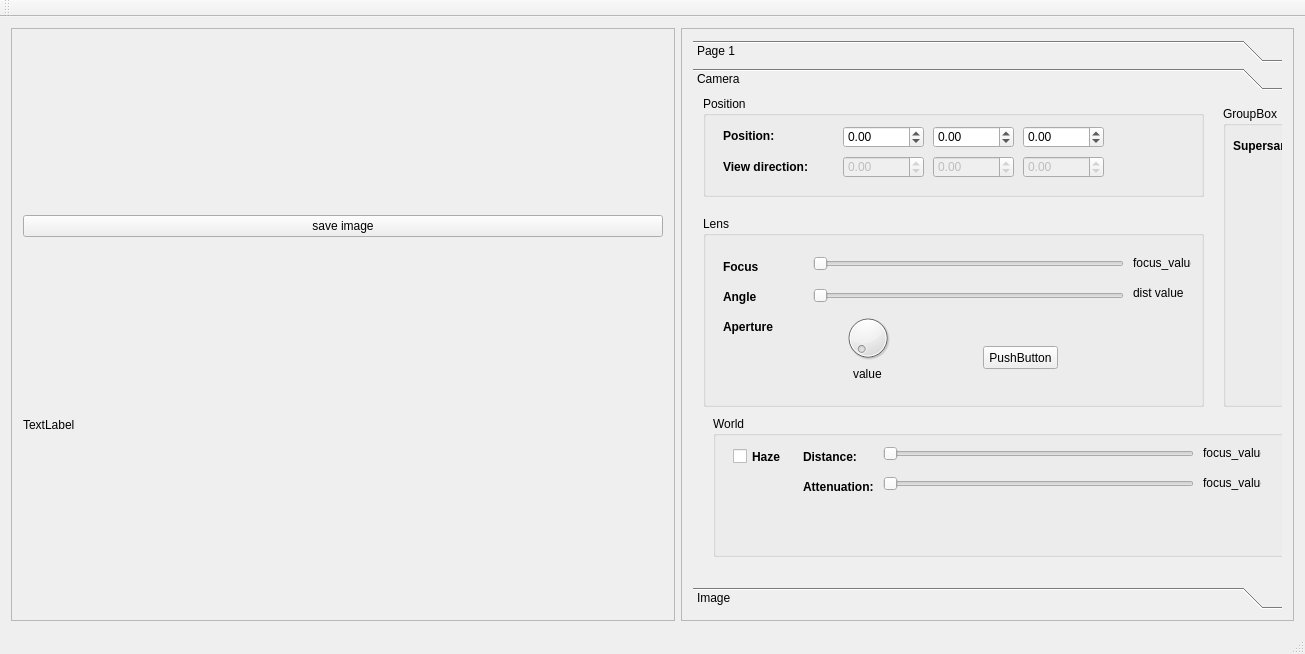
The window that GUI/mainwindow.ui (awegsche/QtRaytracer) describes before a commit, drawn with Qt 5.
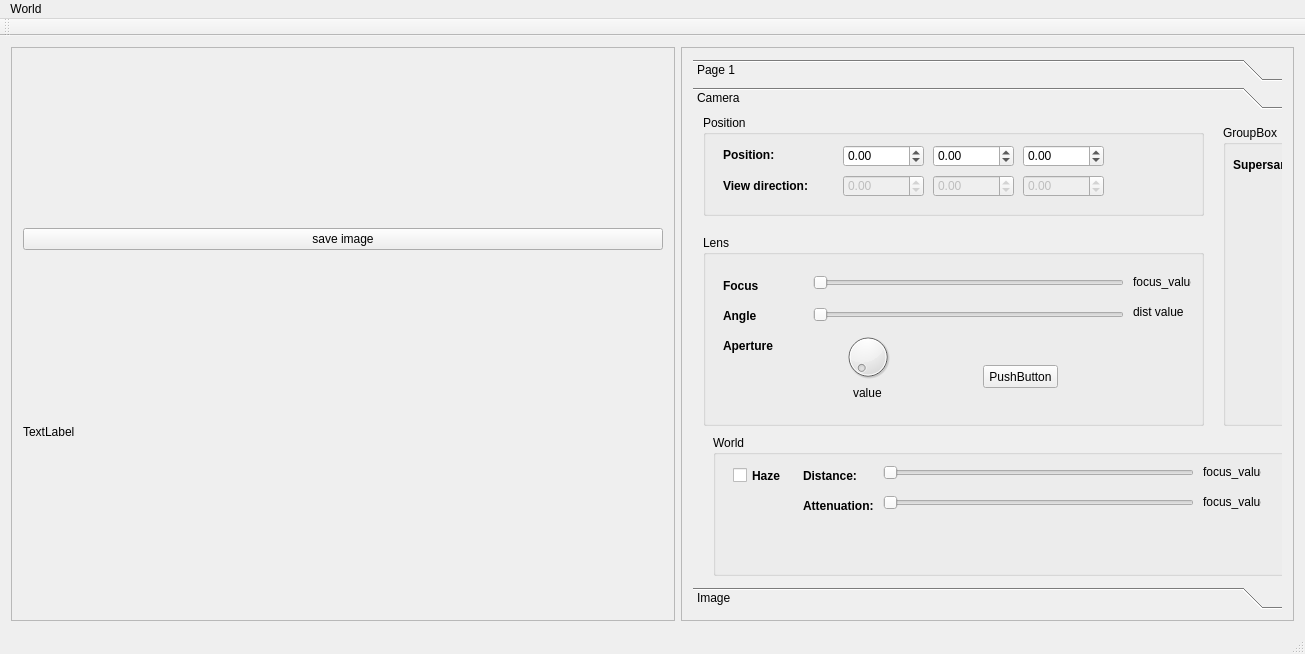
The same window after the commit.

Commit message: Open any world you like

What changed in the file:
```diff
--- a/GUI/mainwindow.ui
+++ b/GUI/mainwindow.ui
@@ -806,6 +806,13 @@
      <height>19</height>
     </rect>
    </property>
+   <widget class="QMenu" name="menuWorld">
+    <property name="title">
+     <string>World</string>
+    </property>
+    <addaction name="actionLoad_regions"/>
+   </widget>
+   <addaction name="menuWorld"/>
   </widget>
   <widget class="QToolBar" name="mainToolBar">
    <attribute name="toolBarArea">
```
Left out of the diff: 5 changed lines with no effect on the pictures. The commit also changes 2 other files.
